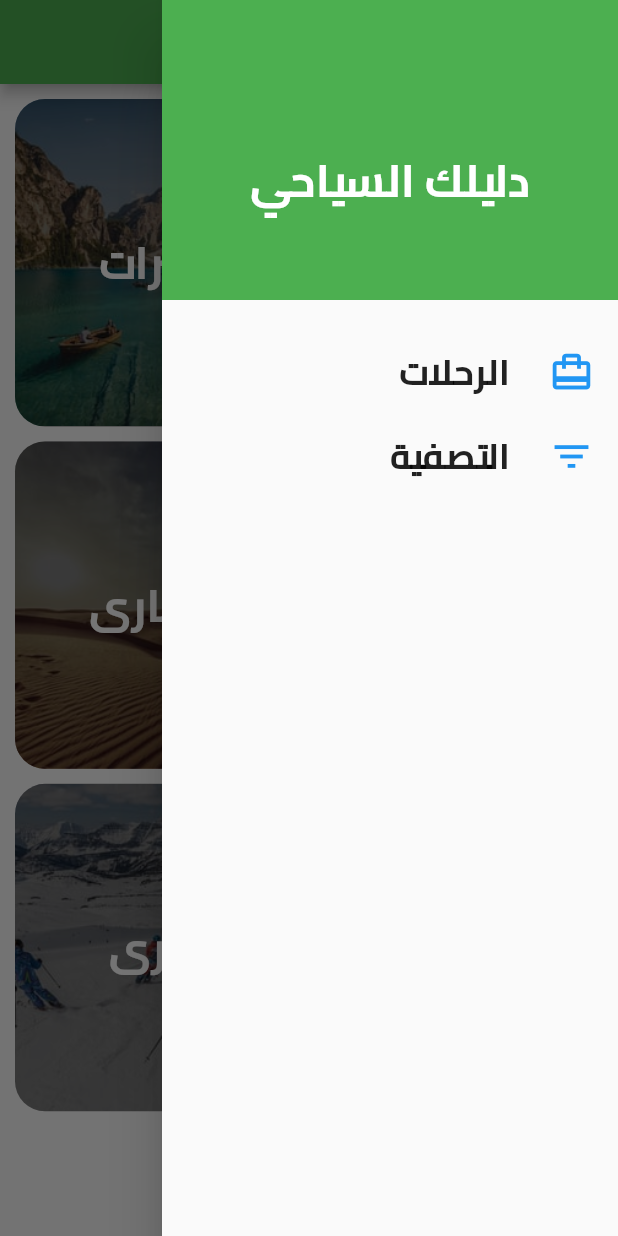
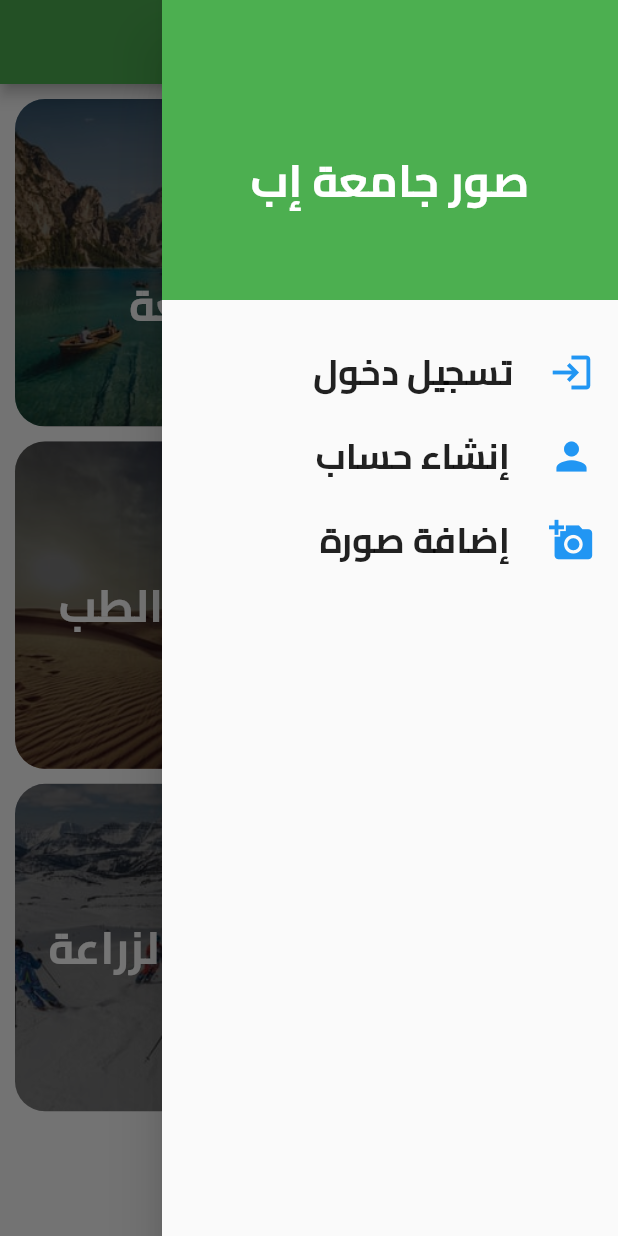
Before and after one commit to Taib-Ali-Alameri/ibb_university_images, a Flutter app: the screen it shows after launch, with the side drawer open, on a phone screen of 412 x 824 dp. Run offline on Flutter 3.47's test engine with Material 2 defaults, Android fonts, the phone set to English and light mode, and no system bars.

Commit message:
Change Variables Names

```diff
--- a/lib/app_data.dart
+++ b/lib/app_data.dart
@@ -1,34 +1,34 @@
-import '../models/category.dart';
+import 'models/college.dart';
 
-const Categories_data = [
-  Category(
+const collegesData = [
+  College(
     id: 'c1',
-    title: 'جبال',
+    title: 'عامة',
     imageUrl: 'images/categories/mountains.jpg',
   ),
-  Category(
+  College(
     id: 'c2',
-    title: 'بحيرات',
+    title: 'رئاسة الجامعة',
     imageUrl: 'images/categories/lakes.jpg',
   ),
-  Category(
+  College(
     id: 'c3',
-    title: 'شواطىء',
+    title: 'كلية العلوم',
     imageUrl: 'images/categories/beaches.jpg',
   ),
-  Category(
+  College(
     id: 'c4',
-    title: 'صحارى',
+    title: 'كلية الطب',
     imageUrl: 'images/categories/deserts.jpg',
   ),
-  Category(
+  College(
     id: 'c5',
-    title: 'مدن تاريخية',
+    title: 'كلية الأسنان',
     imageUrl: 'images/categories/ancients.jpg',
   ),
-  Category(
+  College(
     id: 'c6',
-    title: 'أخرى',
+    title: 'كلية الزراعة',
     imageUrl: 'images/categories/snow.jpg',
   ),
 ];
--- a/lib/main.dart
+++ b/lib/main.dart
@@ -1,5 +1,5 @@
 import 'package:flutter/material.dart';
-import 'package:ibb_university_images/pages/categories_page.dart';
+import 'package:ibb_university_images/pages/colleges_page.dart';
 import 'package:ibb_university_images/widgets/app_drawer.dart';
 import 'package:flutter_localizations/flutter_localizations.dart';
 
@@ -10,10 +10,11 @@ void main() {
 class MyApp extends StatelessWidget {
   const MyApp({Key? key}) : super(key: key);
 
-  // This widget is the root of your application.
   @override
   Widget build(BuildContext context) {
     return MaterialApp(
+      debugShowCheckedModeBanner: false,
+      // To Change Direction
       localizationsDelegates: const [
         GlobalMaterialLocalizations.delegate,
         GlobalWidgetsLocalizations.delegate,
@@ -22,6 +23,7 @@ class MyApp extends StatelessWidget {
       supportedLocales: const [
         Locale('ar', 'AE'),
       ],
+
       title: 'Flutter Demo',
       theme: ThemeData(
         primarySwatch: Colors.green,
@@ -37,8 +39,8 @@ class MyApp extends StatelessWidget {
       home: Scaffold(
         appBar: AppBar(
           title: const Text(
-            "الأصناف",
-            // Problem *********************************
+            "صور جامعة إب",
+            // Problem @
             // style: Theme.of(context).textTheme.headline6,
             style: TextStyle(
               fontSize: 28,
@@ -48,7 +50,7 @@ class MyApp extends StatelessWidget {
             ),
           ),
         ),
-        body: CategoriesPage(),
+        body: CollegesPage(),
         drawer: AppDrawer(),
       ),
     );
--- a/lib/models/category.dart
+++ b/lib/models/college.dart
@@ -1,8 +1,8 @@
-class Category {
+class College {
   final String id;
   final String title;
   final String imageUrl;
 
-  const Category(
+  const College(
       {required this.id, required this.title, required this.imageUrl});
 }
--- a/lib/pages/categories_page.dart
+++ b/lib/pages/colleges_page.dart
@@ -2,9 +2,9 @@
 
 import 'package:flutter/material.dart';
 import '../app_data.dart';
-import '../widgets/category_item.dart';
+import '../widgets/college_item.dart';
 
-class CategoriesPage extends StatelessWidget {
+class CollegesPage extends StatelessWidget {
   @override
   Widget build(BuildContext context) {
     return GridView(
@@ -15,13 +15,15 @@ class CategoriesPage extends StatelessWidget {
         mainAxisSpacing: 10,
         crossAxisSpacing: 10,
       ),
-      children: Categories_data.map(
-        (categoryData) => CategoryItem(
-          categoryData.id,
-          categoryData.title,
-          categoryData.imageUrl,
-        ),
-      ).toList(),
+      children: collegesData
+          .map(
+            (categoryData) => CollegeItem(
+              categoryData.id,
+              categoryData.title,
+              categoryData.imageUrl,
+            ),
+          )
+          .toList(),
     );
   }
 }
--- a/lib/widgets/app_drawer.dart
+++ b/lib/widgets/app_drawer.dart
@@ -17,7 +17,7 @@ class AppDrawer extends StatelessWidget {
             alignment: Alignment.center,
             color: Theme.of(context).accentColor,
             child: Text(
-              'دليلك السياحي',
+              'صور جامعة إب',
               style: Theme.of(context).textTheme.headline6,
             ),
           ),
@@ -29,12 +29,12 @@ class AppDrawer extends StatelessWidget {
               Navigator.of(context).pushReplacementNamed('/');
             },
             leading: Icon(
-              Icons.card_travel,
+              Icons.login,
               size: 30,
               color: Colors.blue,
             ),
             title: Text(
-              'الرحلات',
+              'تسجيل دخول',
               style: TextStyle(
                 fontFamily: 'Cairo',
                 fontSize: 24,
@@ -45,12 +45,28 @@ class AppDrawer extends StatelessWidget {
           ListTile(
             onTap: () {},
             leading: Icon(
-              Icons.filter_list,
+              Icons.person,
               size: 30,
               color: Colors.blue,
             ),
             title: Text(
-              'التصفية',
+              'إنشاء حساب',
+              style: TextStyle(
+                fontFamily: 'Cairo',
+                fontSize: 24,
+                fontWeight: FontWeight.bold,
+              ),
+            ),
+          ),
+          ListTile(
+            onTap: () {},
+            leading: Icon(
+              Icons.add_a_photo,
+              size: 30,
+              color: Colors.blue,
+            ),
+            title: Text(
+              'إضافة صورة',
               style: TextStyle(
                 fontFamily: 'Cairo',
                 fontSize: 24,
--- a/lib/widgets/category_item.dart
+++ b/lib/widgets/college_item.dart
@@ -1,11 +1,11 @@
 import 'package:flutter/material.dart';
 
-class CategoryItem extends StatelessWidget {
+class CollegeItem extends StatelessWidget {
   String id;
   String title;
   String ImageUrl;
 
-  CategoryItem(this.id, this.title, this.ImageUrl);
+  CollegeItem(this.id, this.title, this.ImageUrl);
 
   void selectCategory(BuildContext ctx) {
     Navigator.of(ctx).pushNamed('/category-trips', arguments: {
```
